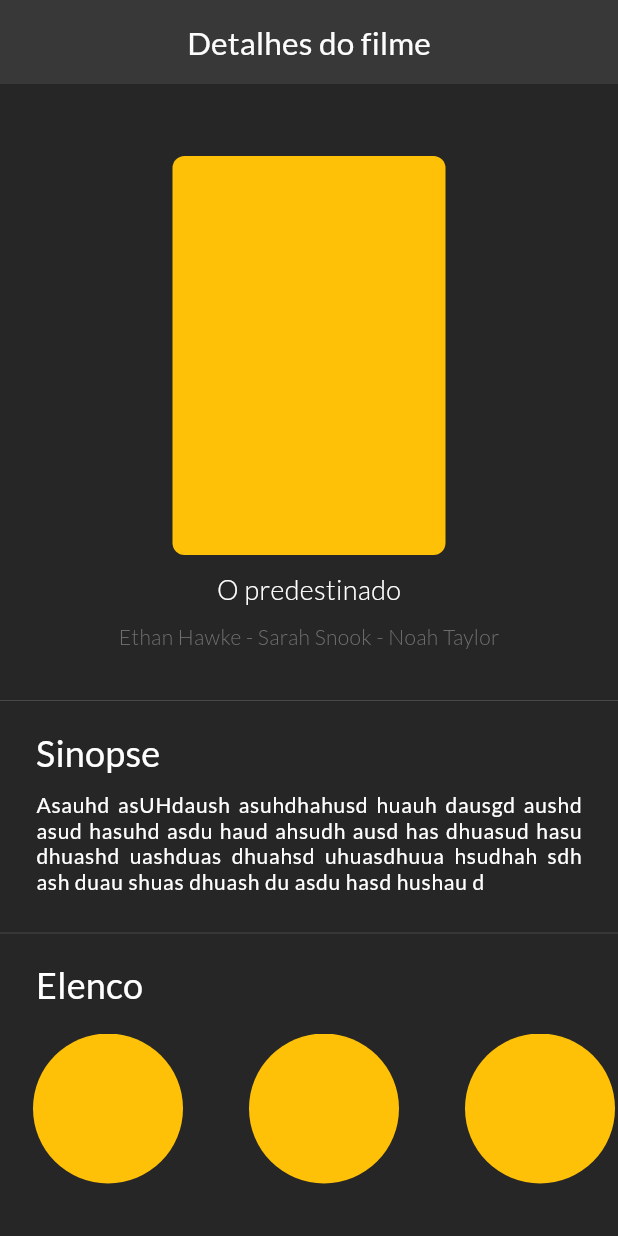
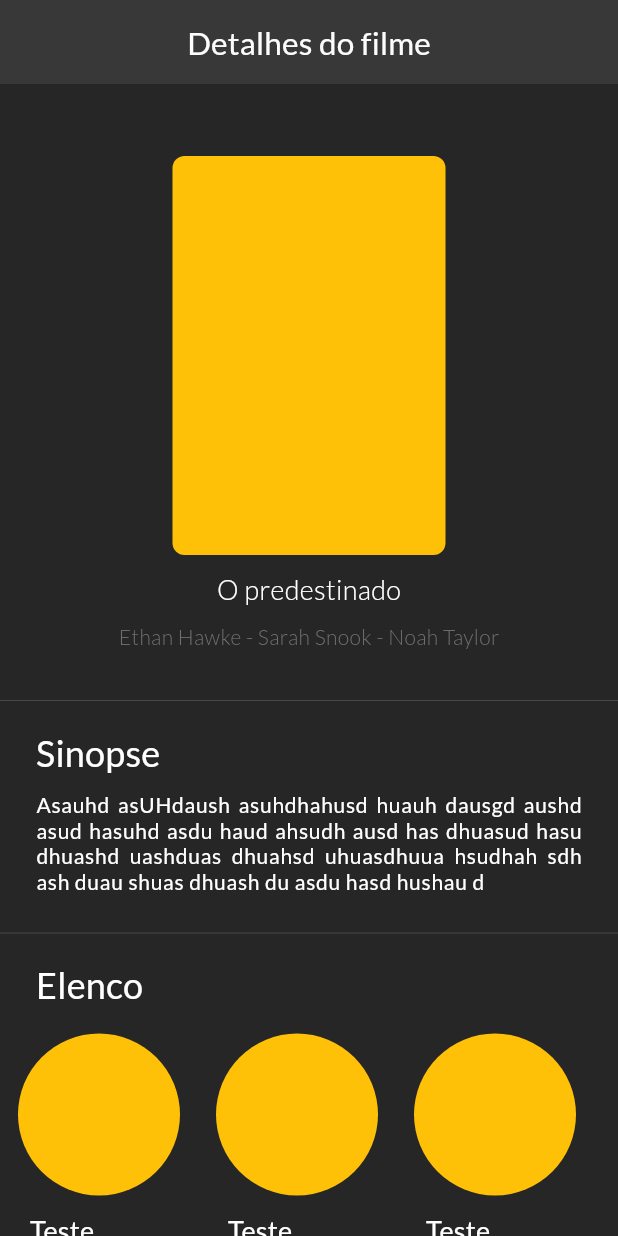
Before and after one commit to EduardoGPS-18/MovieCatalog, a Flutter app: the screen it shows after launch, on a phone screen of 412 x 824 dp. Run offline on Flutter 3.47's test engine with Material 2 defaults, Android fonts, the phone set to English and light mode, and no system bars; our stand-ins replace google_fonts.

Commit message:
feat: added bottom margin and actor name

```diff
--- a/lib/ui/pages/detail/detail_page.dart
+++ b/lib/ui/pages/detail/detail_page.dart
@@ -65,12 +65,25 @@ class DetailPage extends StatelessWidget {
                   ),
                   const Divider(),
                   const TitleDetail(title: "Elenco", margin: EdgeInsets.only(left: 8, right: 8, top: 12, bottom: 18)),
-                  SizedBox(
-                    height: 100,
+                  Container(
+                    height: 144,
+                    margin: const EdgeInsets.only(bottom: 24),
                     child: ListView.separated(
-                      itemBuilder: (context, index) => const CircleAvatar(
-                        minRadius: 60,
-                        backgroundColor: Colors.amber,
+                      itemBuilder: (context, index) => Column(
+                        crossAxisAlignment: CrossAxisAlignment.start,
+                        children: [
+                          const CircleAvatar(
+                            minRadius: 54,
+                            backgroundColor: Colors.amber,
+                          ),
+                          Container(
+                            child: Text(
+                              "Teste",
+                              style: Theme.of(context).textTheme.headline6?.copyWith(fontSize: 18),
+                            ),
+                            margin: const EdgeInsets.only(left: 8, right: 8, top: 12),
+                          ),
+                        ],
                       ),
                       itemCount: 3,
                       padding: const EdgeInsets.symmetric(horizontal: 12),
@@ -79,7 +92,7 @@ class DetailPage extends StatelessWidget {
                         width: 24,
                       ),
                     ),
-                  )
+                  ),
                 ],
               ),
             ),
```
